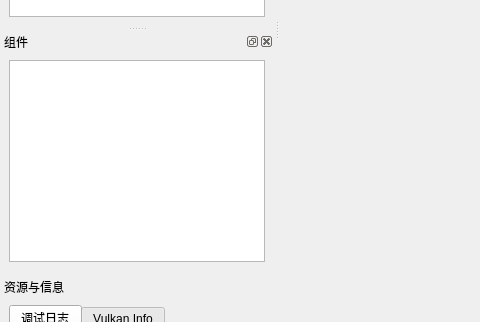
First picture: the form in src/Runtime/MainWindow.ui, repository StoneHappy/for_graduation, before the edit; both pictures show x 0 to 480 and y 247 to 569 of the 1188 by 823 pixel window.
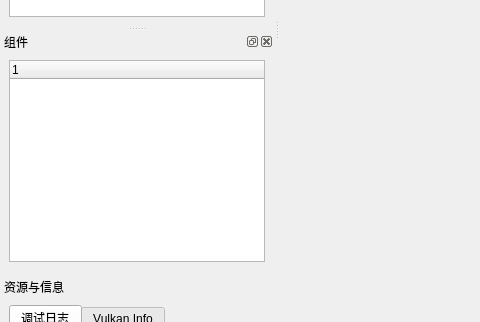
Second picture: the form after the edit. Icons and pictures are not drawn. Custom widgets are drawn as their Qt base class.

Commit message: ✨ feat: component property

Patch:
```diff
--- a/src/Runtime/MainWindow.ui
+++ b/src/Runtime/MainWindow.ui
@@ -100,7 +100,13 @@
    <widget class="QWidget" name="dockWidgetContents_3">
     <layout class="QVBoxLayout" name="verticalLayout_2">
      <item>
-      <widget class="QTreeView" name="componentTreeView"/>
+      <widget class="CPropertyEditor" name="componentTreeWidget">
+       <column>
+        <property name="text">
+         <string notr="true">1</string>
+        </property>
+       </column>
+      </widget>
      </item>
     </layout>
    </widget>
@@ -235,6 +241,13 @@
    </property>
   </action>
  </widget>
+ <customwidgets>
+  <customwidget>
+   <class>CPropertyEditor</class>
+   <extends>QTreeWidget</extends>
+   <header>Widgets/CPropertyEditor.h</header>
+  </customwidget>
+ </customwidgets>
  <resources>
   <include location="../../resources/resources.qrc"/>
  </resources>
```
The commit also changes 18 other files.
